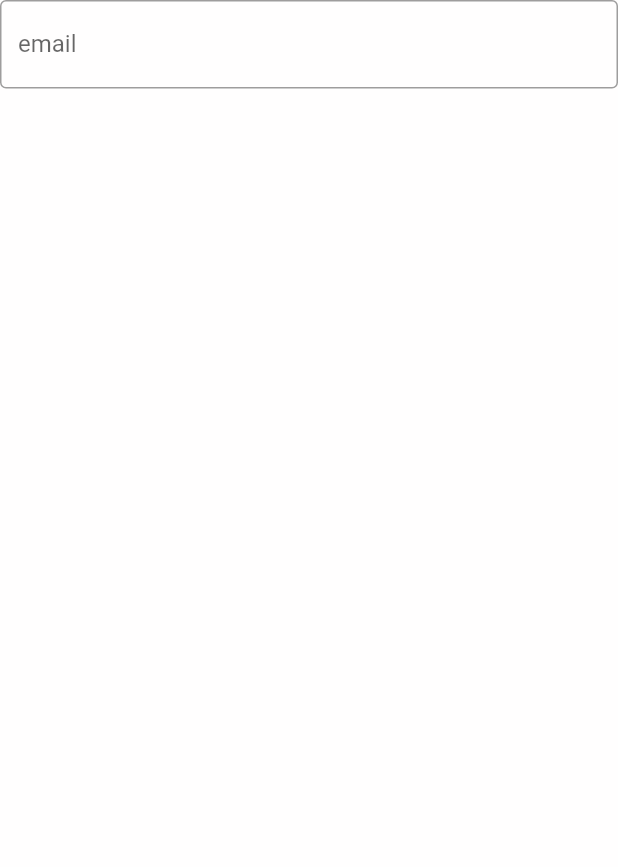
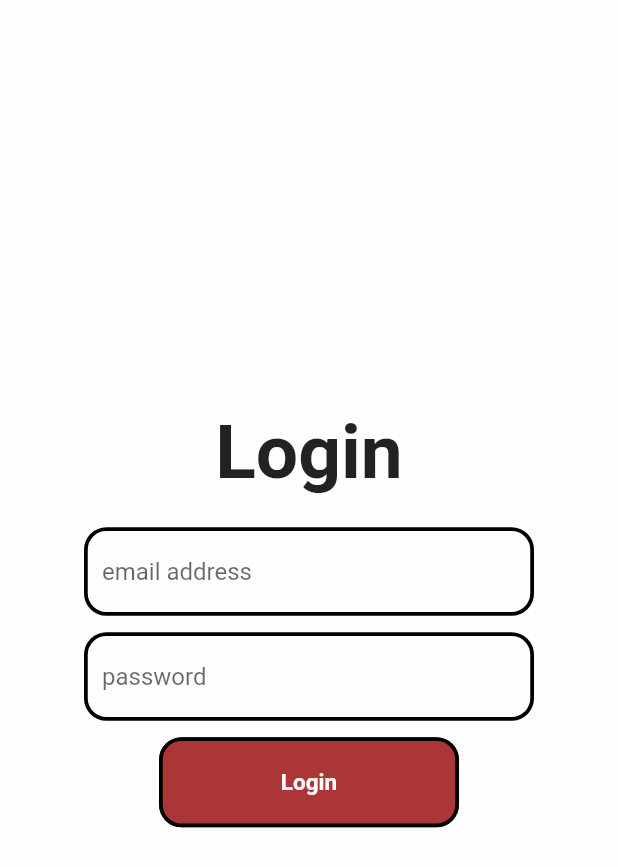
Before and after one commit to nignig0/AshClubs, a Flutter app: the screen it shows after launch, on a phone screen of 412 x 824 dp. Shown: the top 867 px of the screen. Run offline on Flutter 3.47's test engine with Material 2 defaults, Android fonts, the phone set to English and light mode, and no system bars.

Commit message:
-a few widgets -the home page

```diff
--- a/lib/Screens/LoginScreen.dart
+++ b/lib/Screens/LoginScreen.dart
@@ -1,3 +1,6 @@
+import 'package:ashclubs/Screens/HomeScreen.dart';
+import 'package:ashclubs/Widgets/CustomOutlinedButton.dart';
+import 'package:ashclubs/Widgets/FormField.dart';
 import 'package:flutter/material.dart';
 
 class LoginScreen extends StatefulWidget {
@@ -10,27 +13,35 @@ class LoginScreen extends StatefulWidget {
 class _LoginScreenState extends State<LoginScreen> {
 
   final formKey = GlobalKey<FormState>();
-
+  final TextEditingController emailController = TextEditingController();
+  final TextEditingController passwordController = TextEditingController();
   @override
   Widget build(BuildContext context) {
     return Scaffold(
       backgroundColor: Theme.of(context).backgroundColor,
-      body: Column(
-        children: [
-          Form(
-            key: formKey,
-            child: Column(
-              children: [
-                TextFormField(
-                  decoration: const InputDecoration(
-                    labelText: 'email',
-                    border: OutlineInputBorder()
-                  ),
-                )
-              ],
-            ),
-          )
-        ],
+      body: Form(
+        key: formKey,
+        child: Center(
+          child: Column(
+            mainAxisAlignment: MainAxisAlignment.center,
+            crossAxisAlignment: CrossAxisAlignment.center,
+            children: [
+              const Text('Login', style: TextStyle(
+                fontWeight: FontWeight.bold,
+                fontSize: 50,
+              ),),
+              const SizedBox(height: 20),
+              CustomFormField(password: false, controller: emailController, label: 'email address'),
+              const SizedBox(height: 10),
+              CustomFormField(password: true, controller: passwordController, label: 'password'),
+              const SizedBox(height: 10),
+              CustomOutlinedButton(text: 'Login', action: (){
+                Navigator.pushReplacement(context,
+                MaterialPageRoute(builder: (_)=> const HomeScreen()));
+              }, color: Theme.of(context).primaryColor)
+            ],
+          ),
+        ),
       ),
     );
   }
--- /dev/null
+++ b/lib/Widgets/CustomOutlinedButton.dart
@@ -0,0 +1,49 @@
+import 'package:flutter/material.dart';
+import 'package:flutter/src/widgets/container.dart';
+import 'package:flutter/src/widgets/framework.dart';
+
+class CustomOutlinedButton extends StatefulWidget {
+  final String text;
+  final Function action;
+  final Color color;
+  final double? height;
+  final double? width;
+  CustomOutlinedButton({
+    super.key,
+    required this.text,
+    required this.action,
+    required this.color,
+    this.height = 60,
+    this.width = 200,
+    });
+
+  @override
+  State<CustomOutlinedButton> createState() => _CustomOutlinedButtonState();
+}
+
+class _CustomOutlinedButtonState extends State<CustomOutlinedButton> {
+  @override
+  Widget build(BuildContext context) {
+    return SizedBox(
+      height: widget.height,
+      width: widget.width,
+      child: OutlinedButton(onPressed: (){
+        widget.action.call();
+      },
+      style: OutlinedButton.styleFrom(
+        side: const BorderSide(
+          color: Colors.black,
+          width: 2.5
+        ),
+        backgroundColor: widget.color,
+        shape: RoundedRectangleBorder(
+          borderRadius: BorderRadius.circular(15),
+        )
+      ), child: Text(widget.text, style: TextStyle(
+        fontWeight: FontWeight.bold,
+        color: (widget.color == Colors.white) ? Colors.black : Colors.white,
+        fontSize: 15
+      ))),
+    );
+  }
+}
--- /dev/null
+++ b/lib/Widgets/FormField.dart
@@ -0,0 +1,48 @@
+import 'package:flutter/material.dart';
+
+class CustomFormField extends StatelessWidget {
+  final bool password;
+  final TextEditingController controller;
+  final String label;
+  final Icon? prefixIcon;
+  final double? height;
+  final double? width;
+  const CustomFormField({
+    required this.password,
+    required this.controller,
+    required this.label,
+    this.prefixIcon,
+    this.height = 60,
+    this.width = 300,
+    super.key});
+
+  @override
+  Widget build(BuildContext context) {
+    return SizedBox(
+      height: height,
+      width: width,
+      child: TextFormField(
+        controller: controller,
+        obscureText: password,
+        decoration: InputDecoration(
+          prefixIcon: prefixIcon,
+          enabledBorder: OutlineInputBorder(
+            borderSide: const BorderSide(
+              color: Colors.black,
+              width: 2.5
+            ),
+            borderRadius: BorderRadius.circular(15)
+          ),
+          focusedBorder: OutlineInputBorder(
+            borderSide: BorderSide(
+              color: Theme.of(context).primaryColor,
+              width: 2.5
+            ),
+            borderRadius: BorderRadius.circular(15)
+          ),
+            hintText: label,
+          ),
+          ),
+    );
+  }
+}
--- a/lib/main.dart
+++ b/lib/main.dart
@@ -12,6 +12,7 @@ class MyApp extends StatelessWidget {
   @override
   Widget build(BuildContext context) {
     return MaterialApp(
+      debugShowCheckedModeBanner: false,
       title: 'AshClubs',
       theme: ThemeData(
         primaryColor: const Color(0xFFac3536),
```
Also changed, not shown: lib/Screens/HomeScreen.dart (added, +91 -0 lines), lib/Widgets/Block.dart (added, +45 -0 lines), lib/Widgets/ClubBlock.dart (added, +49 -0 lines), lib/Widgets/ExplorePage.dart (added, +41 -0 lines), lib/models/club.dart (added, +25 -0 lines), lib/models/user.dart (added, +18 -0 lines), lib/Widgets/AnnouncementBlock.dart (added).
